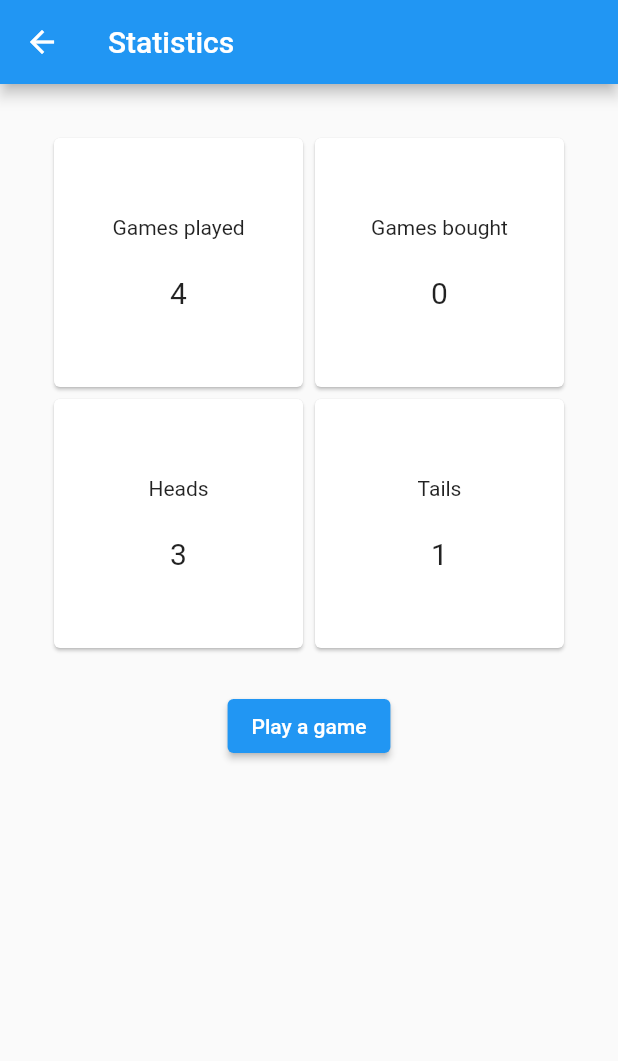
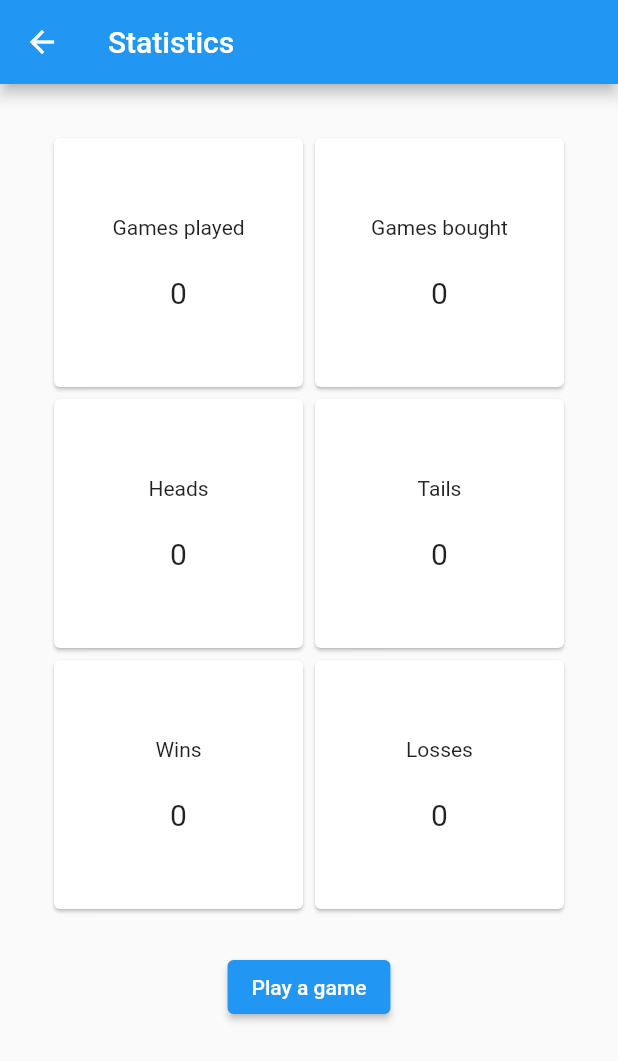
Before and after one commit to ddikman/headortails, a Flutter app: the StatisticsScreen screen opened by its route, on a phone screen of 412 x 824 dp. Shown: the top 1061 px of the screen. Run offline on Flutter 3.47's test engine with Material 2 defaults, Android fonts, the phone set to English and light mode, and no system bars; our stand-ins replace flutter_riverpod, freezed_annotation, shared_preferences; accounts and stored records are empty.

Commit message:
Purchases and history persisted

```diff
--- a/analysis_options.yaml
+++ b/analysis_options.yaml
@@ -8,6 +8,11 @@
 # The following line activates a set of recommended lints for Flutter apps,
 # packages, and plugins designed to encourage good coding practices.
 include: package:flutter_lints/flutter.yaml
+
+analyzer:
+  exclude:
+    - '**/*.g.dart'
+    - '**/*.freezed.dart'
 
 linter:
   # The lint rules applied to this project can be customized in the
--- a/lib/app/services/local_storage.dart
+++ b/lib/app/services/local_storage.dart
@@ -3,7 +3,9 @@ abstract class LocalStorage {
   double? getDouble(String key);
   bool? getBool(String key);
   String? getString(String key);
+  Map<String, dynamic>? getJson(String key);
 
+  Future<void> setJson(String key, Map<String, dynamic> value);
   Future<void> setInt(String key, int value);
   Future<void> setDouble(String key, double value);
   Future<void> setBool(String key, bool value);
--- a/lib/features/game/presentation/game_buttons_view.dart
+++ b/lib/features/game/presentation/game_buttons_view.dart
@@ -4,6 +4,7 @@ import 'package:headortails/features/game/services/game_logic.dart';
 import 'package:headortails/features/game/state/game_state_controller.dart';
 import 'package:headortails/features/game_balance/presentation/purchase_dialogue.dart';
 import 'package:headortails/features/game_balance/state/game_balance_controller.dart';
+import 'package:headortails/features/game_history/state/game_history_controller.dart';
 
 class GameButtonsView extends ConsumerWidget {
 
@@ -14,6 +15,7 @@ class GameButtonsView extends ConsumerWidget {
     final gameBalance = ref.read(gameBalanceStateProvider.notifier);
     final gameLogic = GameLogic(
       gameState: ref.read(gameStateProvider.notifier),
+      gameHistory: ref.read(gameHistoryProvider.notifier),
       gameBalanceState: gameBalance
     );
 
--- a/lib/features/game_balance/state/game_balance_controller.dart
+++ b/lib/features/game_balance/state/game_balance_controller.dart
@@ -23,8 +23,7 @@
     localStorage.setInt(_stateStorageKey, state);
   }
 
-  Future<void> increase(int games) async {
-    await Future.delayed(const Duration(seconds: 2));
+  Future<void> addGames(int games) async {
     state += games;
     localStorage.setInt(_stateStorageKey, state);
   }
--- a/lib/features/statistics/presentation/statistics_screen.dart
+++ b/lib/features/statistics/presentation/statistics_screen.dart
@@ -1,31 +1,41 @@
 import 'package:flutter/material.dart';
+import 'package:flutter_riverpod/flutter_riverpod.dart';
 import 'package:headortails/app/presentation/constants/theme_margins.dart';
 import 'package:headortails/app/presentation/widgets/app_scaffold.dart';
 import 'package:headortails/app/routing/app_routes.dart';
+import 'package:headortails/features/game_balance/state/game_balance_purchases_controller.dart';
+import 'package:headortails/features/game_history/state/game_history_controller.dart';
 import 'package:headortails/features/statistics/presentation/statistics_card.dart';
 
-class StatisticsScreen extends StatelessWidget {
+class StatisticsScreen extends ConsumerWidget {
   const StatisticsScreen({Key? key}) : super(key: key);
 
   @override
-  Widget build(BuildContext context) {
+  Widget build(BuildContext context, WidgetRef ref) {
+    final gameHistory = ref.watch(gameHistoryProvider);
+    final gamePurchases = ref.watch(gameBalancePurchaseProvider);
     return AppScaffold(
         title: 'Statistics',
+        child: SingleChildScrollView(
           child: Column(
             children: [
               GridView.count(
                 shrinkWrap: true,
+                physics: const NeverScrollableScrollPhysics(),
                 crossAxisCount: 2,
-              children: const [
-                StatisticsCard(title: 'Games played', value: '4'),
-                StatisticsCard(title: 'Games bought', value: '0'),
-                StatisticsCard(title: 'Heads', value: '3'),
-                StatisticsCard(title: 'Tails', value: '1')
+                children: [
+                  StatisticsCard(title: 'Games played', value: "${gameHistory.gamesPlayed}"),
+                  StatisticsCard(title: 'Games bought', value: "$gamePurchases"),
+                  StatisticsCard(title: 'Heads', value: "${gameHistory.heads}"),
+                  StatisticsCard(title: 'Tails', value: "${gameHistory.tails}"),
+                  StatisticsCard(title: 'Wins', value: "${gameHistory.wins}"),
+                  StatisticsCard(title: 'Losses', value: "${gameHistory.losses}")
                 ],
               ),
               const SizedBox(height: ThemeMargins.pageItemPadding),
               ElevatedButton(onPressed: () => Navigator.of(context).pushNamed(AppRoutes.game), child: const Text('Play a game'))
             ],
+          ),
         ));
   }
 }
--- a/pubspec.yaml
+++ b/pubspec.yaml
@@ -9,17 +9,20 @@ environment:
 
 dependencies:
   flutter_riverpod: ^1.0.3
-  get_it: ^7.2.0
   shared_preferences: ^2.0.13
 
   flutter:
     sdk: flutter
+  freezed_annotation: ^2.0.3
 
 dev_dependencies:
   flutter_test:
     sdk: flutter
 
   flutter_lints: ^1.0.4
+  build_runner: ^2.1.10
+  freezed: ^2.0.3
+  json_serializable: ^6.2.0
 
 flutter:
   uses-material-design: true
```
Also changed, not shown: lib/app/services/shared_preferences_local_storage.dart (+13 -0 lines), lib/app/utilities/service_locator.dart (deleted, +0 -13 lines), lib/features/game/services/game_logic.dart (+6 -2 lines), lib/features/game_balance/presentation/purchase_dialogue.dart (+4 -4 lines), lib/features/game_balance/state/game_balance_purchases_controller.dart (added, +32 -0 lines), lib/features/game_history/models/game_history.dart (added, +20 -0 lines), lib/features/game_history/state/game_history_controller.dart (added, +39 -0 lines), lib/features/game_history/models/game_history.freezed.dart (added), lib/features/game_history/models/game_history.g.dart (added), pubspec.lock, 1 other file. Lines whose indentation alone changed are shown as unchanged.
